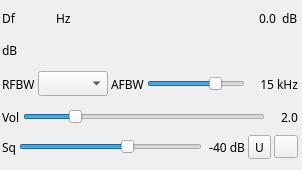
This is plugins/channelrx/demodwfm/wfmdemodgui.ui in f4exb/sdrangel as Qt 5 draws it before an edit. The edited form follows.
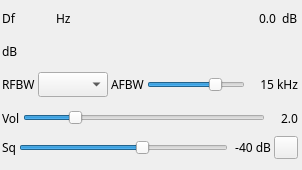
This is the edited form. Icons and pictures are not drawn. Custom widgets are drawn as their Qt base class.

Commit message: WFM demod: remove UDP/RTP copy audio entirely

```diff
--- a/plugins/channelrx/demodwfm/wfmdemodgui.ui
+++ b/plugins/channelrx/demodwfm/wfmdemodgui.ui
@@ -365,16 +365,6 @@
         </property>
        </widget>
       </item>
-      <item>
-       <widget class="ButtonSwitch" name="copyAudioToUDP">
-        <property name="toolTip">
-         <string>Copy audio to UDP</string>
-        </property>
-        <property name="text">
-         <string>U</string>
-        </property>
-       </widget>
-      </item>
       <item>
        <widget class="QToolButton" name="audioMute">
         <property name="toolTip">
@@ -417,11 +407,6 @@
    <header>gui/valuedialz.h</header>
    <container>1</container>
   </customwidget>
-  <customwidget>
-   <class>ButtonSwitch</class>
-   <extends>QToolButton</extends>
-   <header>gui/buttonswitch.h</header>
-  </customwidget>
  </customwidgets>
  <resources>
   <include location="../../../sdrgui/resources/res.qrc"/>
```
The commit also changes 8 other files.
